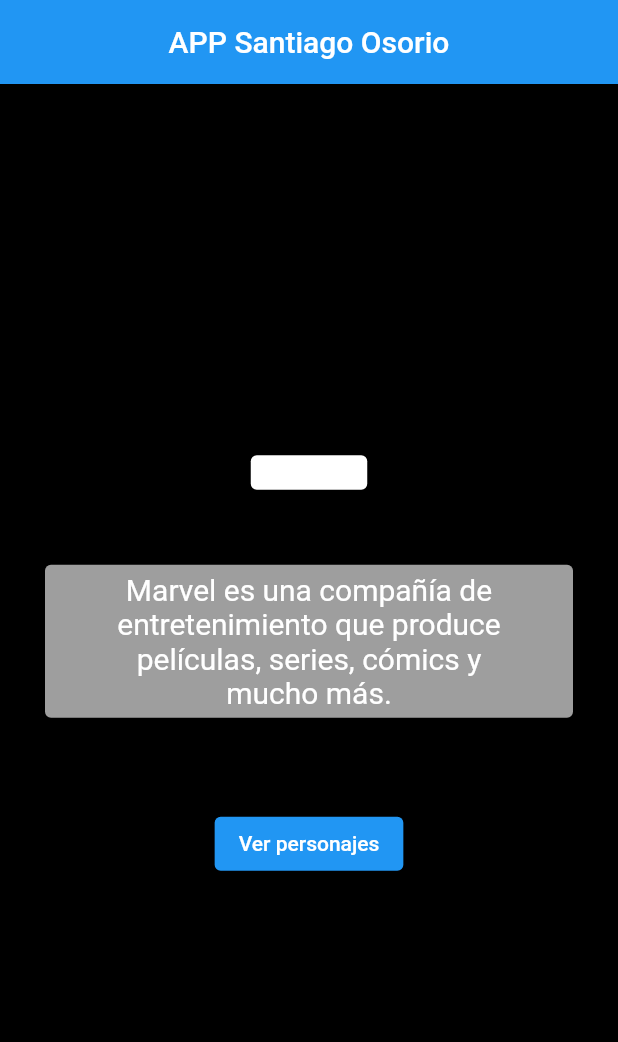
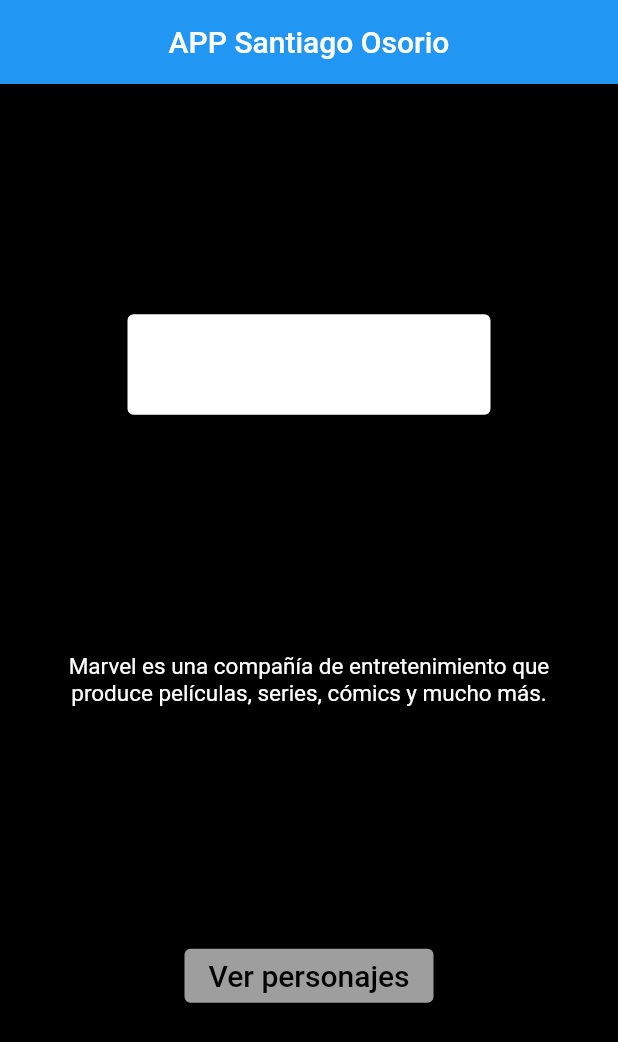
Before and after one commit to santiosorio1357/Api-marver, a Flutter app: the screen it shows after launch, on a phone screen of 412 x 824 dp. Shown: the top 1042 px of the screen. Run offline on Flutter 3.47's test engine with Material 2 defaults, Android fonts, the phone set to English and light mode, and no system bars; statements that could not run were skipped.

Commit message:
Mejora del diseño

```diff
--- a/marvelapi/lib/main.dart
+++ b/marvelapi/lib/main.dart
@@ -14,7 +14,8 @@
   @override
   Widget build(BuildContext context) {
     return MaterialApp(
-      title: 'Flutter Demo',
+      debugShowCheckedModeBanner: false,
+      title: 'Api marvel',
       theme: ThemeData(
         primarySwatch: Colors.red1,
         scaffoldBackgroundColor: Colors.black,
@@ -43,33 +44,33 @@
         mainAxisAlignment: MainAxisAlignment.center,
         crossAxisAlignment: CrossAxisAlignment.center,
         children: [
-          Card(
+          SizedBox(
+            height: 75, // Establece la altura del contenedor
+            width: 250, // Establece el ancho del contenedor
+            child: Card(
               color: Colors.red1,
-            margin: EdgeInsets.symmetric(horizontal: 30, vertical: 10),
-            child: Column(children: const [
+              child: Column(
+                mainAxisAlignment: MainAxisAlignment.center,
+                children: const [
                   Text(
                     'MARVEL',
                     textAlign: TextAlign.center,
-                style: TextStyle(fontSize: 20, color: Colors.white),
+                    style: TextStyle(fontSize: 40, color: Colors.white),
                   ),
-            ]),
+                ],
               ),
-          SizedBox(height: 30),
-          Card(
-            color: Colors.grey,
-            margin: EdgeInsets.symmetric(horizontal: 30, vertical: 10),
-            child: Column(children: const [
+            ),
+          ),
+          SizedBox(height: 150),
           Padding(
             padding: EdgeInsets.symmetric(horizontal: 30, vertical: 5),
             child: Text(
               'Marvel es una compañía de entretenimiento que produce películas, series, cómics y mucho más.',
               textAlign: TextAlign.center,
-                  style: TextStyle(fontSize: 20, color: Colors.white),
+              style: TextStyle(fontSize: 15, color: Colors.white),
             ),
           ),
-            ]),
-          ),
-          SizedBox(height: 50),
+          SizedBox(height: 150),
           ElevatedButton(
             onPressed: () {
               Navigator.push(
@@ -78,7 +79,14 @@
                     builder: (context) => const TraerPersonajes()),
               );
             },
-            child: Text('Ver personajes'),
+            style: ButtonStyle(
+              backgroundColor: MaterialStateProperty.all<Color>(
+                  Colors.grey), // Establece el color de fondo del botón en azul
+            ),
+            child: Text(
+              'Ver personajes',
+              style: TextStyle(fontSize: 20, color: Colors.black),
+            ),
           ),
         ],
       ),
```
Also changed, not shown: marvelapi/lib/pages/infoPersonaje.dart (+18 -31 lines), marvelapi/lib/pages/traerPersonajes.dart (+14 -8 lines). Lines whose indentation alone changed are shown as unchanged.
